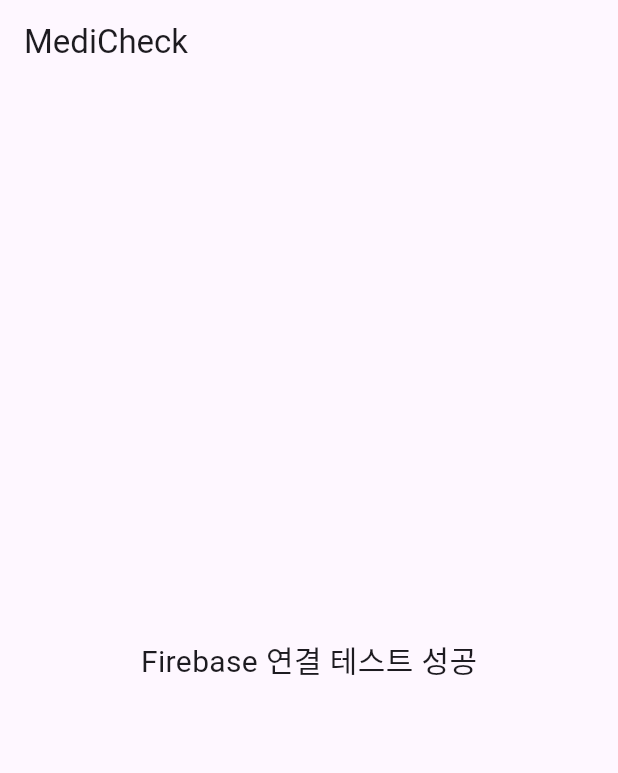
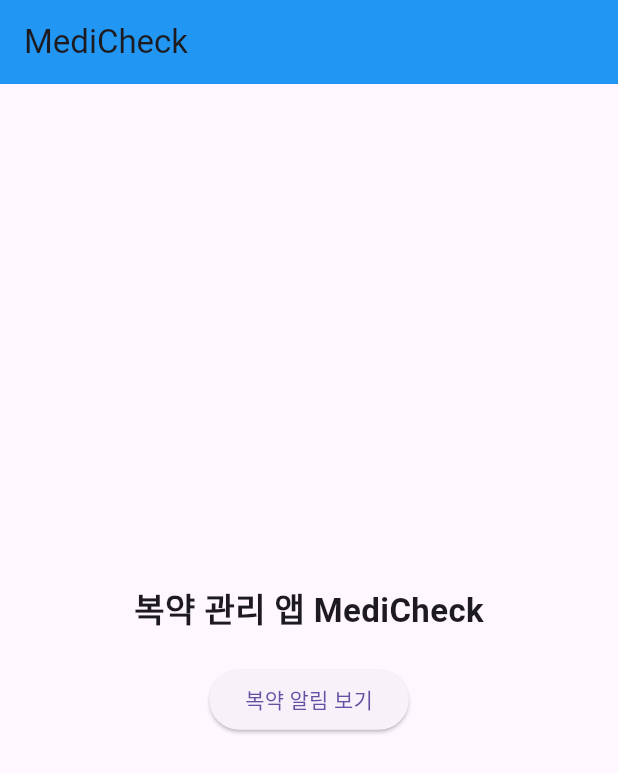
Before and after one commit to MOK-YH/MediCheck, a Flutter app: the screen it shows after launch, on a phone screen of 412 x 824 dp. Shown: the top 773 px of the screen. Run offline on Flutter 3.47's test engine with Material 3 defaults, Android fonts, the phone set to English and light mode, and no system bars; our stand-ins replace firebase_core; accounts and stored records are empty.

Commit message:
Add MediCheck prototype UI (Home -> Alarm screen navigation, Firebase initialized)

```diff
--- /dev/null
+++ b/lib/alarm_screen.dart
@@ -0,0 +1,21 @@
+import 'package:flutter/material.dart';
+
+class AlarmScreen extends StatelessWidget {
+  const AlarmScreen({super.key});
+
+  @override
+  Widget build(BuildContext context) {
+    return Scaffold(
+      appBar: AppBar(
+        title: const Text('복약 알림'),
+        backgroundColor: Colors.blue,
+      ),
+      body: const Center(
+        child: Text(
+          '오늘의 복약 알림 없음',
+          style: TextStyle(fontSize: 18),
+        ),
+      ),
+    );
+  }
+}
--- /dev/null
+++ b/lib/home_screen.dart
@@ -0,0 +1,37 @@
+import 'package:flutter/material.dart';
+import 'alarm_screen.dart';
+
+class HomeScreen extends StatelessWidget {
+  const HomeScreen({super.key});
+
+  @override
+  Widget build(BuildContext context) {
+    return Scaffold(
+      appBar: AppBar(
+        title: const Text('MediCheck'),
+        backgroundColor: Colors.blue,
+      ),
+      body: Center(
+        child: Column(
+          mainAxisAlignment: MainAxisAlignment.center,
+          children: [
+            const Text(
+              '복약 관리 앱 MediCheck',
+              style: TextStyle(fontSize: 22, fontWeight: FontWeight.bold),
+            ),
+            const SizedBox(height: 20),
+            ElevatedButton(
+              onPressed: () {
+                Navigator.push(
+                  context,
+                  MaterialPageRoute(builder: (context) => const AlarmScreen()),
+                );
+              },
+              child: const Text('복약 알림 보기'),
+            ),
+          ],
+        ),
+      ),
+    );
+  }
+}
--- a/lib/main.dart
+++ b/lib/main.dart
@@ -1,6 +1,9 @@
 import 'package:flutter/material.dart';
 import 'package:firebase_core/firebase_core.dart';
 import 'firebase_options.dart'; // Firebase CLI가 자동 생성한 파일
+
+import 'home_screen.dart';
+import 'alarm_screen.dart';
 
 void main() async {
   WidgetsFlutterBinding.ensureInitialized();
@@ -18,25 +21,8 @@
     return MaterialApp(
       title: 'MediCheck',
       theme: ThemeData(primarySwatch: Colors.blue),
-      home: const HomePage(),
+      home: HomeScreen(),
       debugShowCheckedModeBanner: false,
     );
   }
 }
-
-class HomePage extends StatelessWidget {
-  const HomePage({super.key});
-
-  @override
-  Widget build(BuildContext context) {
-    return Scaffold(
-      appBar: AppBar(title: const Text('MediCheck')),
-      body: const Center(
-        child: Text(
-          'Firebase 연결 테스트 성공',
-          style: TextStyle(fontSize: 20),
-        ),
-      ),
-    );
-  }
-}
```
